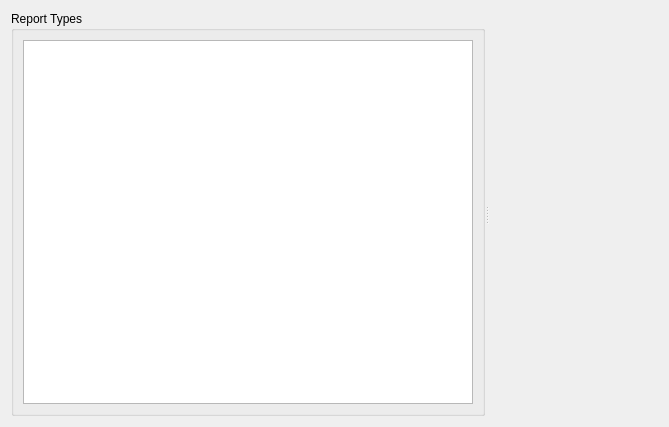
This is src/dontpanik/kpart/core/ui/kreportview.ui in frankHa/dontpanic as Qt 5 draws it before an edit. The edited form follows.
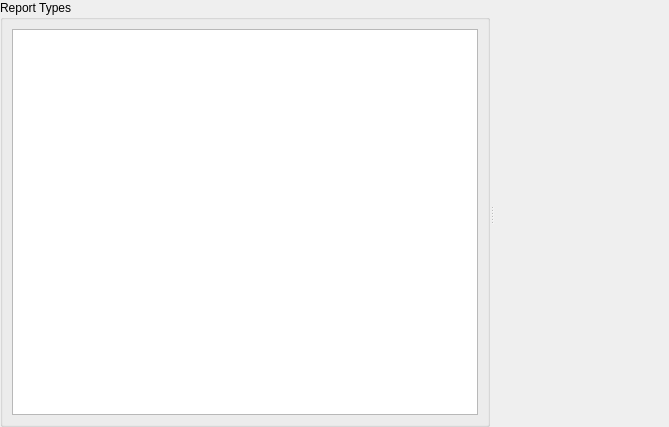
This is the edited form. Custom widgets are drawn as their Qt base class.

Commit message: -added worktime display as a permanent widget to the shell's statusbar

Patch:
```diff
--- a/src/dontpanik/kpart/core/ui/kreportview.ui
+++ b/src/dontpanik/kpart/core/ui/kreportview.ui
@@ -14,6 +14,9 @@
    <string>Form</string>
   </property>
   <layout class="QVBoxLayout" name="verticalLayout_2">
+   <property name="margin">
+    <number>0</number>
+   </property>
    <item>
     <widget class="QSplitter" name="splitter">
      <property name="orientation">
```
The commit also changes 2 other files.
